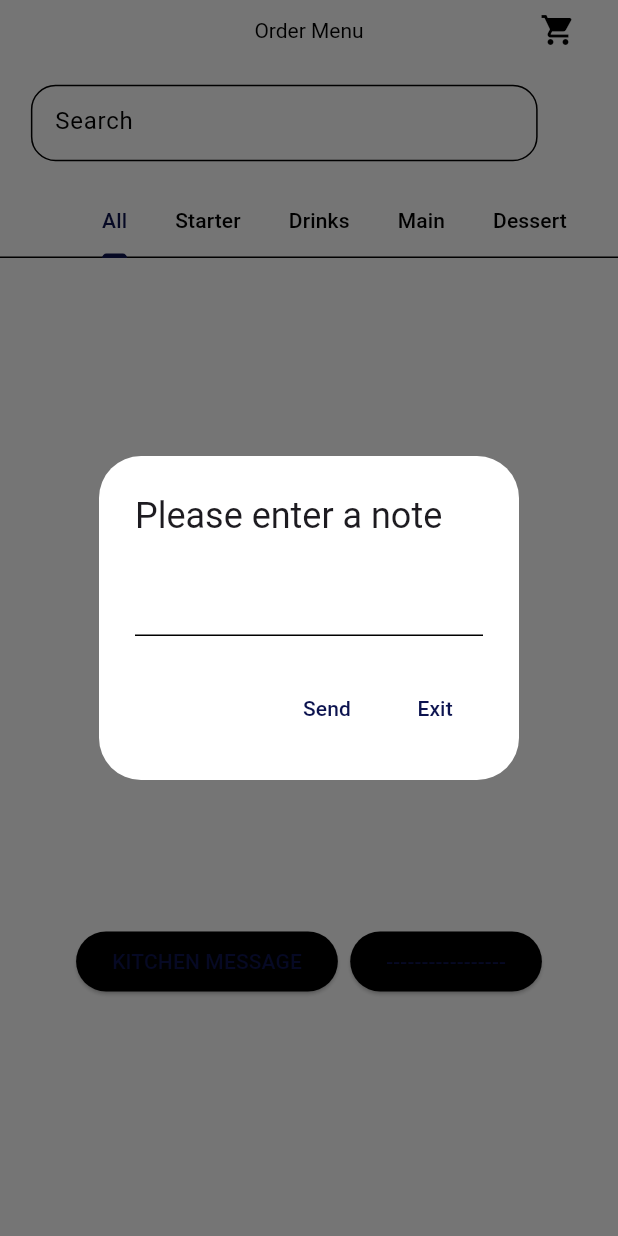
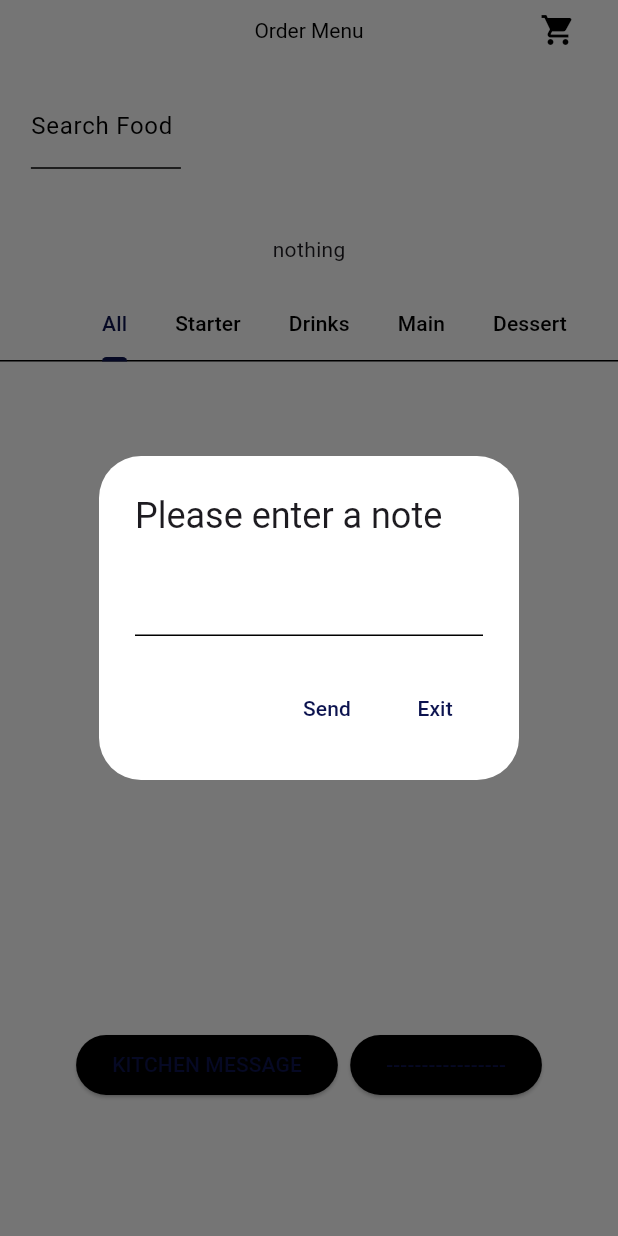
Before and after one commit to EyupEnsarAlmaz/waiter_order_app_lv, a Flutter app: the FoodMenuView screen opened by its route, after a tap on "KITCHEN MESSAGE", on a phone screen of 412 x 824 dp. Run offline on Flutter 3.47's test engine with Material 3 defaults, Android fonts, the light colour scheme and no system bars; our stand-ins replace animated_text_kit, bloc, cloud_firestore, easy_localization, firebase_auth, firebase_core and 4 more; missing offline and left inert: dart:ffi; accounts and stored records are empty.

Commit message:
searchbox added

```diff
--- a/lib/core/custom/textfield/custom_textfield.dart
+++ b/lib/core/custom/textfield/custom_textfield.dart
@@ -8,11 +8,13 @@ class CustomTextfield extends StatelessWidget {
     required this.textEditingController,
     required this.hintText,
     required this.isObsecure,
+    required this.onChanged,
   }) : super(key: key);
 
   final TextEditingController textEditingController;
   final String hintText;
   final bool isObsecure;
+  final void Function(String)? onChanged;
 
   @override
   Widget build(BuildContext context) {
@@ -20,6 +22,7 @@ class CustomTextfield extends StatelessWidget {
       height: context.height(0.062),
       width: context.height(0.41),
       child: TextField(
+        onChanged: onChanged,
         obscureText: isObsecure,
         enableSuggestions: false,
         autocorrect: false,
--- a/lib/features/auth/view/login/view/login_view.dart
+++ b/lib/features/auth/view/login/view/login_view.dart
@@ -64,11 +64,13 @@ class LoginView extends StatelessWidget {
                       style: TextStyle(fontSize: context.titleSmall.fontSize)),
                   context.sizedboxHeight(0.05),
                   CustomTextfield(
+                      onChanged: (s) {},
                       hintText: LocaleKeys.email.tr(),
                       textEditingController: _emailController,
                       isObsecure: false),
                   context.sizedboxHeight(0.02),
                   CustomTextfield(
+                    onChanged: (s) {},
                     hintText: LocaleKeys.password.tr(),
                     textEditingController: _passwordController,
                     isObsecure: true,
--- a/lib/features/auth/view/register/view/register_veiw.dart
+++ b/lib/features/auth/view/register/view/register_veiw.dart
@@ -77,16 +77,19 @@ class _RegisterViewState extends State<RegisterView> {
                       style: TextStyle(fontSize: context.titleSmall.fontSize)),
                   context.sizedboxHeight(0.02),
                   CustomTextfield(
+                      onChanged: (s) {},
                       isObsecure: false,
                       textEditingController: _emailcontroller,
                       hintText: LocaleKeys.email.tr()),
                   context.sizedboxHeight(0.02),
                   CustomTextfield(
+                      onChanged: (s) {},
                       isObsecure: true,
                       textEditingController: _passwordcontroller,
                       hintText: LocaleKeys.password.tr()),
                   context.sizedboxHeight(0.02),
                   CustomTextfield(
+                      onChanged: (s) {},
                       isObsecure: false,
                       textEditingController: _nameController,
                       hintText: LocaleKeys.name.tr()),
--- a/lib/features/foodmenu/model/food_model.dart
+++ b/lib/features/foodmenu/model/food_model.dart
@@ -17,6 +17,4 @@ class FoodModel {
       category: map['category'] ?? '',
     );
   }
-
-  void clear() {}
 }
--- /dev/null
+++ b/lib/features/foodmenu/search/bloc/search_event.dart
@@ -0,0 +1,7 @@
+part of 'search_bloc.dart';
+
+@freezed
+class SearchBlocStateEvent with _$SearchBlocStateEvent {
+  const factory SearchBlocStateEvent.searchFromFirestore(String? query) =
+      _SearchFromFirestore;
+}
--- /dev/null
+++ b/lib/features/foodmenu/search/bloc/search_state.dart
@@ -0,0 +1,21 @@
+part of 'search_bloc.dart';
+
+enum SearchStatus {
+  initial,
+  loading,
+  success,
+  failure;
+
+  bool get isInitial => this == SearchStatus.initial;
+  bool get isLoading => this == SearchStatus.loading;
+  bool get isSuccess => this == SearchStatus.success;
+  bool get isFailure => this == SearchStatus.failure;
+}
+
+@freezed
+class SearchBlocState with _$SearchBlocState {
+  const factory SearchBlocState({
+    @Default(SearchStatus.initial) SearchStatus status,
+    List<FoodModel>? queryList,
+  }) = _SearchBlocState;
+}
--- a/lib/features/foodmenu/view/food_menu_view.dart
+++ b/lib/features/foodmenu/view/food_menu_view.dart
@@ -13,6 +13,7 @@ import 'package:waiter_order_app_lv/features/detail/view/detail_order_view.dart'
 import 'package:waiter_order_app_lv/features/foodmenu/basket/bloc/food_basket_bloc.dart';
 import 'package:waiter_order_app_lv/features/foodmenu/bloc/food_menu_bloc.dart';
 import 'package:waiter_order_app_lv/features/foodmenu/model/food_model.dart';
+import 'package:waiter_order_app_lv/features/foodmenu/search/bloc/search_bloc.dart';
 import 'package:waiter_order_app_lv/features/foodmenu/tabbar/bloc/tabbar_bloc.dart';
 import 'package:waiter_order_app_lv/features/onboard/view/onboard_view.dart';
 import 'package:waiter_order_app_lv/features/table/bloc/table_bloc.dart';
@@ -25,10 +26,11 @@ class FoodMenuView extends StatefulWidget {
 }
 
 class _FoodMenuViewState extends State<FoodMenuView> {
-  final _foodSearchcontroller = TextEditingController();
-  final _notesController = TextEditingController();
+  final TextEditingController _foodSearchcontroller = TextEditingController();
+  final TextEditingController _notesController = TextEditingController();
 
   final String dashLine = "assets/dashline.png";
+  final TextEditingController _searchController = TextEditingController();
 
   @override
   Widget build(BuildContext context) {
@@ -93,8 +95,49 @@ class _FoodMenuViewState extends State<FoodMenuView> {
                 Row(
                   children: [
                     context.sizedboxWidth(0.05),
-                    _searchTextField(),
+                    Container(
+                      height: 100,
+                      width: 100,
+                      child: TextField(
+                        controller: _searchController,
+                        onChanged: (value) async {
+                          context.read<SearchBloc>().add(
+                              SearchBlocStateEvent.searchFromFirestore(value));
+                        },
+                        decoration: InputDecoration(
+                          labelText: 'Search Food',
+                        ),
+                      ),
+                    ),
                   ],
+                ),
+                BlocBuilder<SearchBloc, SearchBlocState>(
+                  builder: (context, state) {
+                    if (state.status.isSuccess) {
+                      return Container(
+                        height: 100,
+                        width: 100,
+                        child: ListView.builder(
+                          itemCount: state.queryList?.length,
+                          itemBuilder: (context, index) {
+                            return ListTile(
+                              title:
+                                  Text(state.queryList?[index].foodName ?? ""),
+                              subtitle: Text(
+                                  'Price: ${state.queryList?[index].price.toString()}, Content: ${state.queryList?[index].price}'),
+                              onTap: () {
+                                // Burada seçilen öneriye tıklandığında yapılacak işlemleri ekleyebilirsiniz.
+                                // Örneğin, seçilen öğeyi Firestore'dan detayları alıp gösterebilirsiniz.
+                                print(
+                                    'Selected suggestion: ${state.queryList?[index].foodName}');
+                              },
+                            );
+                          },
+                        ),
+                      );
+                    }
+                    return Text("nothing");
+                  },
                 ),
                 context.sizedboxHeight(0.02),
                 _tabbar(),
@@ -137,6 +180,11 @@ class _FoodMenuViewState extends State<FoodMenuView> {
 
   CustomTextfield _searchTextField() {
     return CustomTextfield(
+        onChanged: (value) {
+          context
+              .read<SearchBloc>()
+              .add(SearchBlocStateEvent.searchFromFirestore(value));
+        },
         textEditingController: _foodSearchcontroller,
         hintText: "Search",
         isObsecure: false);
@@ -311,7 +359,6 @@ Future<void> _showAlertDialog(
 
 
 
-
 /*  for (int i = 0; i < 10; i++) {
 
   DropdownButton(
--- a/lib/main.dart
+++ b/lib/main.dart
@@ -13,6 +13,7 @@ import 'package:waiter_order_app_lv/features/auth/view/register/components/radio
 import 'package:waiter_order_app_lv/features/detail/view/detail_order_view.dart';
 import 'package:waiter_order_app_lv/features/foodmenu/basket/bloc/food_basket_bloc.dart';
 import 'package:waiter_order_app_lv/features/foodmenu/bloc/food_menu_bloc.dart';
+import 'package:waiter_order_app_lv/features/foodmenu/search/bloc/search_bloc.dart';
 import 'package:waiter_order_app_lv/features/foodmenu/tabbar/bloc/tabbar_bloc.dart';
 import 'package:waiter_order_app_lv/features/splash/view/splash_view.dart';
 import 'package:waiter_order_app_lv/features/table/bloc/table_bloc.dart';
@@ -52,6 +53,9 @@ void main() async {
       BlocProvider(
         create: (context) => TableBloc(),
       ),
+       BlocProvider(
+        create: (context) => SearchBloc(),
+      ),
     ],
     child: LanguageHelper.setupLocales(const MyApp()),
   ));
```
Also changed, not shown: lib/core/network/firestore/search_service/search_service.dart (+17 -14 lines), lib/features/foodmenu/search/bloc/search_bloc.dart (added, +32 -0 lines), lib/features/foodmenu/search/bloc/search_bloc.freezed.dart (added).
